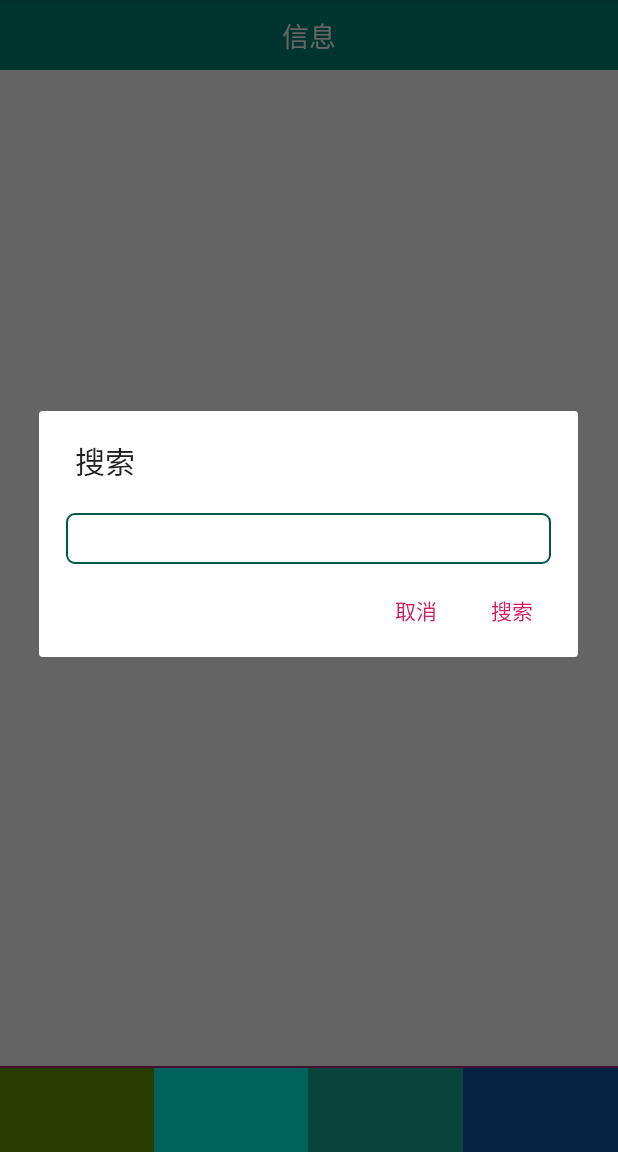
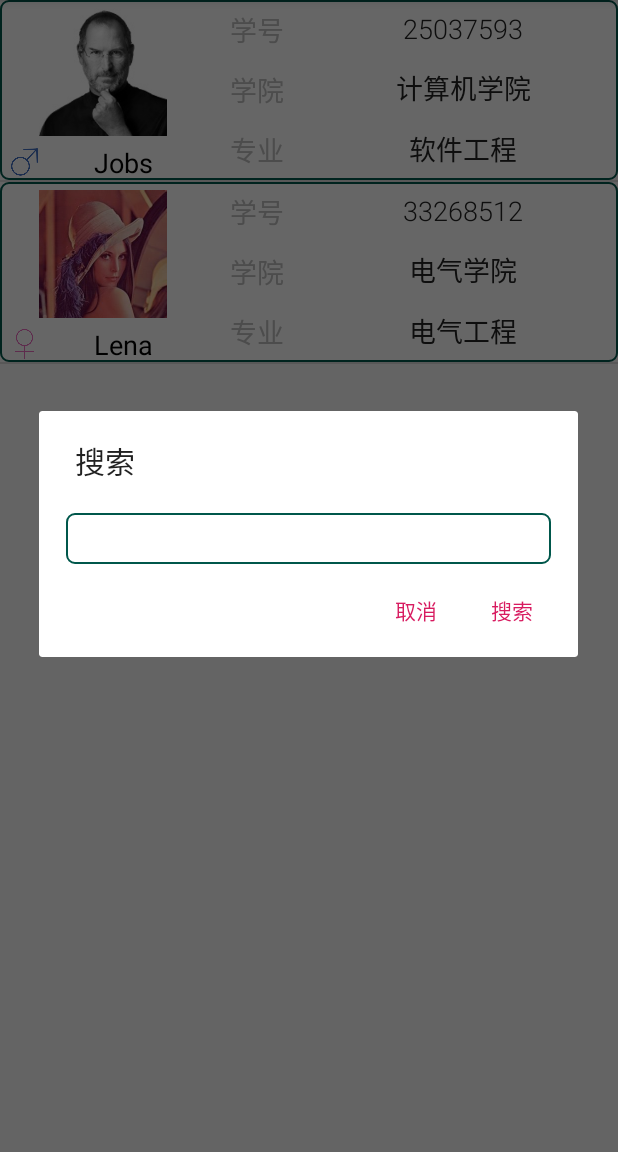
Before and after one commit to 730404956/Student_Management_System, an Android app: the screen it shows after launch (ViewManagerActivity), after a tap on "搜索", on a phone screen of 412 x 824 dp, the part 84-1236 px from its top. Run offline under Robolectric (Android 15) with nearby library versions, the phone set to English and light mode, and no system bars.

Commit message:
+ Use view pager to implement slide change of fragments; + Save fragments data before lost; + delete some view not useful;

```diff
--- a/app/src/main/AndroidManifest.xml
+++ b/app/src/main/AndroidManifest.xml
@@ -19,10 +19,10 @@
         <activity android:name="com.acetering.app.ActivityLogin">
 
         </activity>
-        <activity android:name="com.acetering.app.ActivityMain">
+        <activity android:name="com.acetering.app.FragmentMain">
 
         </activity>
-        <activity android:name="com.acetering.app.ActivityStudent" />
+        <activity android:name="com.acetering.app.FragmentStudent" />
     </application>
 
 </manifest>
--- a/app/src/main/java/com/acetering/app/ViewManagerActivity.java
+++ b/app/src/main/java/com/acetering/app/ViewManagerActivity.java
@@ -3,9 +3,8 @@ package com.acetering.app;
 import androidx.appcompat.app.AlertDialog;
 import androidx.appcompat.app.AppCompatActivity;
 import androidx.fragment.app.Fragment;
-import androidx.fragment.app.FragmentActivity;
 import androidx.fragment.app.FragmentManager;
-import androidx.fragment.app.FragmentTransaction;
+import androidx.viewpager.widget.ViewPager;
 
 import android.content.DialogInterface;
 import android.os.Bundle;
@@ -13,13 +12,10 @@ import android.util.Log;
 import android.view.LayoutInflater;
 import android.view.Menu;
 import android.view.MenuItem;
-import android.view.MotionEvent;
 import android.view.View;
-import android.view.ViewManager;
 import android.widget.EditText;
-import android.widget.Filter;
-import android.widget.TextView;
 
+import com.acetering.app.adapter.MyFragmentAdapter;
 import com.acetering.app.bean.Student;
 import com.acetering.student_input.R;
 
@@ -27,8 +23,7 @@ import java.util.ArrayList;
 import java.util.Date;
 import java.util.List;
 
-public class ViewManagerActivity extends AppCompatActivity implements View.OnClickListener, View.OnTouchListener {
-
+public class ViewManagerActivity extends AppCompatActivity {
 
     private String[] stu_names = new String[]{"Jobs", "Lena"};
     private String[] stu_ids = new String[]{"25037593", "33268512"};
@@ -36,13 +31,13 @@ public class ViewManagerActivity extends AppCompatActivity implements View.OnCli
     private Date[] birthdays = new Date[]{new Date(), new Date()};
     private String[] colleagues = new String[]{"计算机学院", "电气学院"};
     private String[] majors = new String[]{"软件工程", "电气工程"};
-
+    ViewPager pager;
+    MyFragmentAdapter adapter;
 
     private static ViewManagerActivity instance;
     FragmentManager fManager;
-    ActivityMain fragment_main;
-    ActivityStudent fragment_student;
-    TextView t1, t2;
+    FragmentMain fragment_main;
+    FragmentStudent fragment_student;
     List<Student> datas;
     private AlertDialog searchDialog;
     private int counter = 0;
@@ -61,12 +56,16 @@ public class ViewManagerActivity extends AppCompatActivity implements View.OnCli
         setContentView(R.layout.activity_view_manager);
         //get fragment manager
         fManager = getSupportFragmentManager();
-        t1 = findViewById(R.id.t1);
-        t1.setOnClickListener(this);
-        t2 = findViewById(R.id.t2);
-        t2.setOnClickListener(this);
+        fragment_main = new FragmentMain();
+        fragment_student = new FragmentStudent();
         instance = this;
         loadData();
+        pager = findViewById(R.id.ly_content);
+        List<Fragment> fragments = new ArrayList<>();
+        fragments.add(fragment_main);
+        fragments.add(fragment_student);
+        adapter = new MyFragmentAdapter(fManager, fragments);
+        pager.setAdapter(adapter);
         Log.i("ViewManagerActivity", "onCreate: " + counter++);
     }
 
@@ -116,42 +115,17 @@ public class ViewManagerActivity extends AppCompatActivity implements View.OnCli
         searchDialog.show();
     }
 
-    @Override
-    public void onClick(View v) {
-        Log.i("view manager", "onClick: " + v.isSelected());
-        if (!v.isSelected()) {
-            if (v == t1) {
-                t2.setSelected(false);
-                t1.setSelected(true);
-                changeToMainFragment();
-            } else if (v == t2) {
-                t2.setSelected(true);
-                t1.setSelected(false);
-                changeToStudentFragment();
-            }
-        }
-    }
-
     private void changeFragment(Fragment fragment) {
-        assert (fragment != null);
-        FragmentTransaction transaction = fManager.beginTransaction();
-        if (fragment_main != null)
-            transaction.hide(fragment_main);
-        if (fragment_student != null)
-            transaction.hide(fragment_student);
-        transaction.show(fragment);
-        transaction.commit();
-
+        int index = adapter.getItemId(fragment);
+        Log.i("view manager", "changeFragment: " + index);
+        pager.setCurrentItem(index);
     }
 
 
     public void changeToStudentFragment(Student student) {
-        t1.setSelected(false);
-        t2.setSelected(true);
         if (fragment_student == null) {
-            fragment_student = new ActivityStudent(this);
+            fragment_student = new FragmentStudent();
             fragment_student.setStudent(student);
-            fManager.beginTransaction().add(R.id.ly_content, fragment_student).commit();
         } else {
             fragment_student.setStudent(student);
             changeFragment(fragment_student);
@@ -163,11 +137,8 @@ public class ViewManagerActivity extends AppCompatActivity implements View.OnCli
     }
 
     public void changeToMainFragment() {
-        t1.setSelected(true);
-        t2.setSelected(false);
         if (fragment_main == null) {
-            fragment_main = new ActivityMain(this);
-            fManager.beginTransaction().add(R.id.ly_content, fragment_main).commit();
+            fragment_main = new FragmentMain();
             return;
         }
         changeFragment(fragment_main);
@@ -181,8 +152,4 @@ public class ViewManagerActivity extends AppCompatActivity implements View.OnCli
         return instance;
     }
 
-    @Override
-    public boolean onTouch(View v, MotionEvent event) {
-        return false;
-    }
 }
--- a/app/src/main/java/com/acetering/app/adapter/MyFragmentAdapter.java
+++ b/app/src/main/java/com/acetering/app/adapter/MyFragmentAdapter.java
@@ -11,7 +11,6 @@ import androidx.fragment.app.FragmentPagerAdapter;
  * On 2020/3/23
  */
 public class MyFragmentAdapter extends FragmentPagerAdapter {
-    //TODO: use this class to implements fragment slide change
 
     List<Fragment> list;
 
@@ -30,5 +29,8 @@ public class MyFragmentAdapter extends FragmentPagerAdapter {
         return list.size();
     }//设置Item的数量
 
+    public int getItemId(Fragment item) {
+        return list.indexOf(item);
+    }
 
 }
--- a/app/src/main/res/layout/activity_login.xml
+++ b/app/src/main/res/layout/activity_login.xml
@@ -5,7 +5,7 @@
     android:layout_width="match_parent"
     android:layout_height="match_parent"
     android:orientation="vertical"
-    tools:context="com.acetering.app.ActivityStudent">
+    tools:context="com.acetering.app.FragmentStudent">
 
     <LinearLayout
         android:layout_width="match_parent"
--- a/app/src/main/res/layout/activity_student.xml
+++ b/app/src/main/res/layout/activity_student.xml
@@ -5,7 +5,7 @@
     android:layout_width="match_parent"
     android:layout_height="match_parent"
     android:orientation="vertical"
-    tools:context="com.acetering.app.ActivityStudent">
+    tools:context="com.acetering.app.FragmentStudent">
 
     <LinearLayout
         android:layout_width="match_parent"
--- a/app/src/main/res/layout/activity_view_manager.xml
+++ b/app/src/main/res/layout/activity_view_manager.xml
@@ -4,108 +4,12 @@
     android:layout_height="match_parent"
     tools:context="com.acetering.app.ViewManagerActivity">
 
-    <RelativeLayout
-        android:id="@+id/ly_top_bar"
-        android:layout_width="match_parent"
-        android:layout_height="48dp"
-        android:background="@color/colorPrimary">
 
-        <TextView
-            android:id="@+id/txt_topbar"
-            android:layout_width="match_parent"
-            android:layout_height="match_parent"
-            android:layout_centerInParent="true"
-            android:gravity="center"
-            android:textSize="18sp"
-            android:textColor="@android:color/primary_text_dark"
-            android:text="信息" />
-
-
-        <View
-            android:layout_width="match_parent"
-            android:layout_height="2px"
-            android:background="@android:color/white"
-            android:layout_alignParentBottom="true" />
-
-    </RelativeLayout>
-
-
-    <LinearLayout
-        android:id="@+id/ly_tab_bar"
-        android:layout_width="match_parent"
-        android:layout_height="56dp"
-        android:layout_alignParentBottom="true"
-        android:background="@android:color/white"
-        android:orientation="horizontal">
-
-        <TextView
-            android:id="@+id/t1"
-            android:layout_width="0dp"
-            android:layout_height="match_parent"
-            android:layout_weight="1"
-            android:background="@android:color/holo_green_dark"
-            android:drawablePadding="3dp"
-            android:gravity="center"
-            android:padding="5dp"
-            android:text=""
-            android:textSize="16sp" />
-
-        <TextView
-            android:id="@+id/t2"
-            android:layout_width="0dp"
-            android:layout_height="match_parent"
-            android:layout_weight="1"
-            android:background="#00f4ea"
-            android:drawablePadding="3dp"
-            android:gravity="center"
-            android:padding="5dp"
-            android:text=""
-
-            android:textSize="16sp" />
-
-        <TextView
-            android:id="@+id/txt_better"
-            android:layout_width="0dp"
-            android:layout_height="match_parent"
-            android:layout_weight="1"
-            android:background="#15ab95"
-            android:drawablePadding="3dp"
-            android:gravity="center"
-            android:padding="5dp"
-            android:text=""
-
-            android:textSize="16sp" />
-
-        <TextView
-            android:id="@+id/txt_setting"
-            android:layout_width="0dp"
-            android:layout_height="match_parent"
-            android:layout_weight="1"
-            android:background="#1456a8"
-            android:drawablePadding="3dp"
-            android:gravity="center"
-            android:padding="5dp"
-            android:text=""
-
-            android:textSize="16sp" />
-
-    </LinearLayout>
-
-    <View
-        android:id="@+id/div_tab_bar"
-        android:layout_width="match_parent"
-        android:layout_height="2px"
-        android:background="#aa2379"
-        android:layout_above="@id/ly_tab_bar" />
-
-
-    <FrameLayout
+    <androidx.viewpager.widget.ViewPager
         android:id="@+id/ly_content"
         android:layout_width="match_parent"
-        android:layout_height="match_parent"
-        android:layout_above="@id/div_tab_bar"
-        android:layout_below="@id/ly_top_bar">
+        android:layout_height="match_parent">
 
-    </FrameLayout>
+    </androidx.viewpager.widget.ViewPager>
 
 </RelativeLayout>
```
Also changed, not shown: app/src/main/java/com/acetering/app/FragmentMain.java (renamed from app/src/main/java/com/acetering/app/ActivityMain.java, +4 -24 lines), app/src/main/java/com/acetering/app/FragmentStudent.java (renamed from app/src/main/java/com/acetering/app/ActivityStudent.java, +42 -17 lines), app/src/main/java/com/acetering/app/bean/Student.java (+5 -3 lines), app/src/main/res/layout/activity_main.xml (+2 -15 lines).
